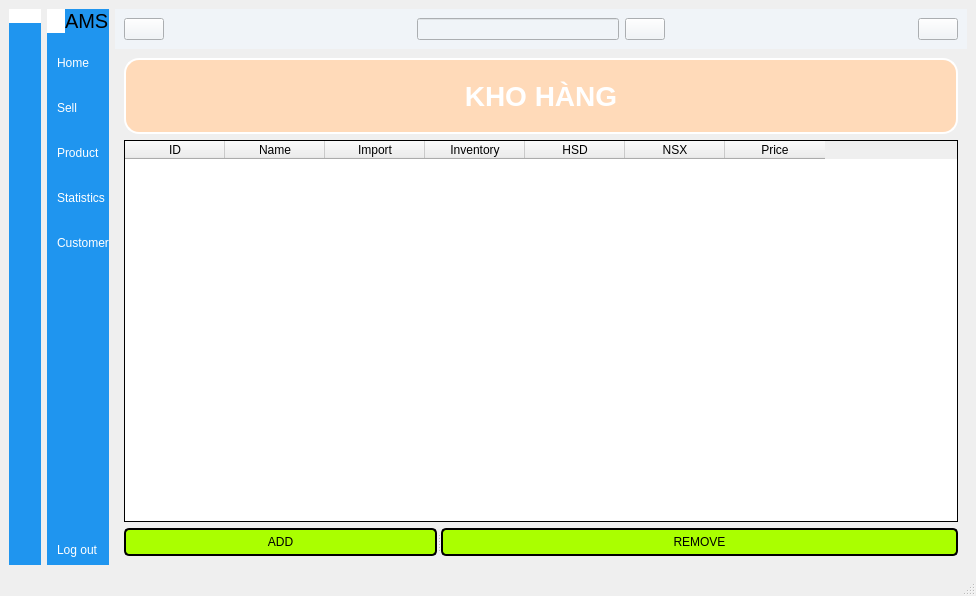
Above: menu.ui from alandwalker2/sanpham before the change. Below: the same form after it.
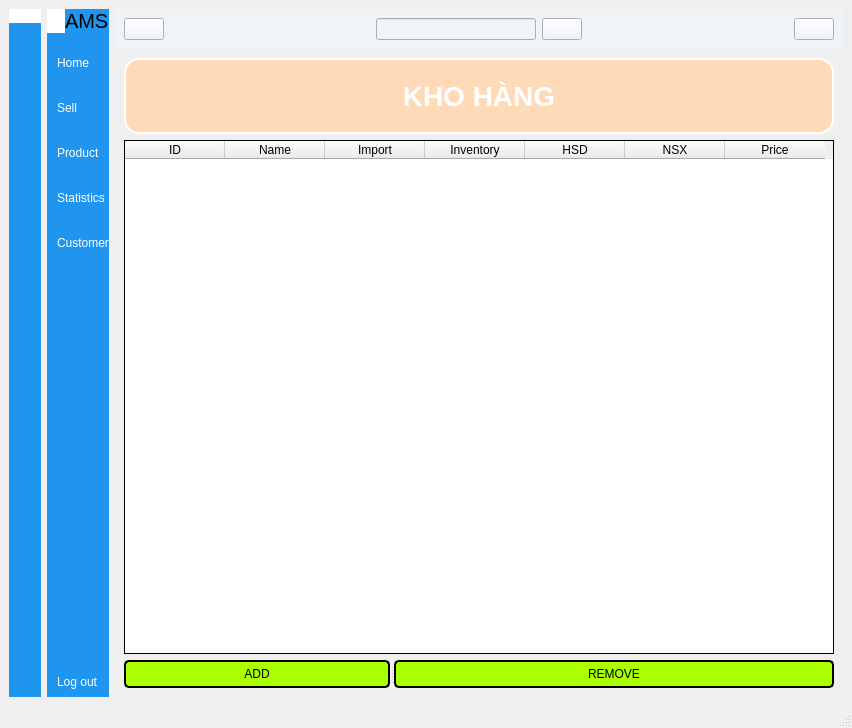
That is the form after the change. Icons and pictures are not drawn.

```diff
--- a/menu.ui
+++ b/menu.ui
@@ -7,7 +7,7 @@
     <x>0</x>
     <y>0</y>
     <width>976</width>
-    <height>596</height>
+    <height>0</height>
    </rect>
   </property>
   <property name="windowTitle">
```
